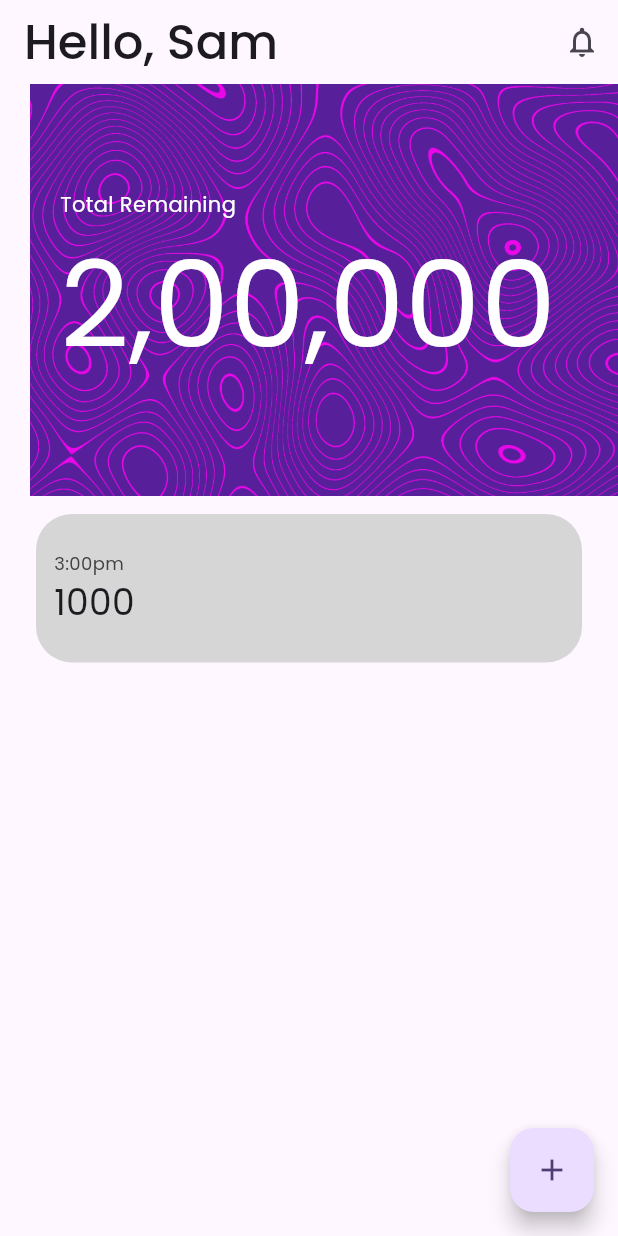
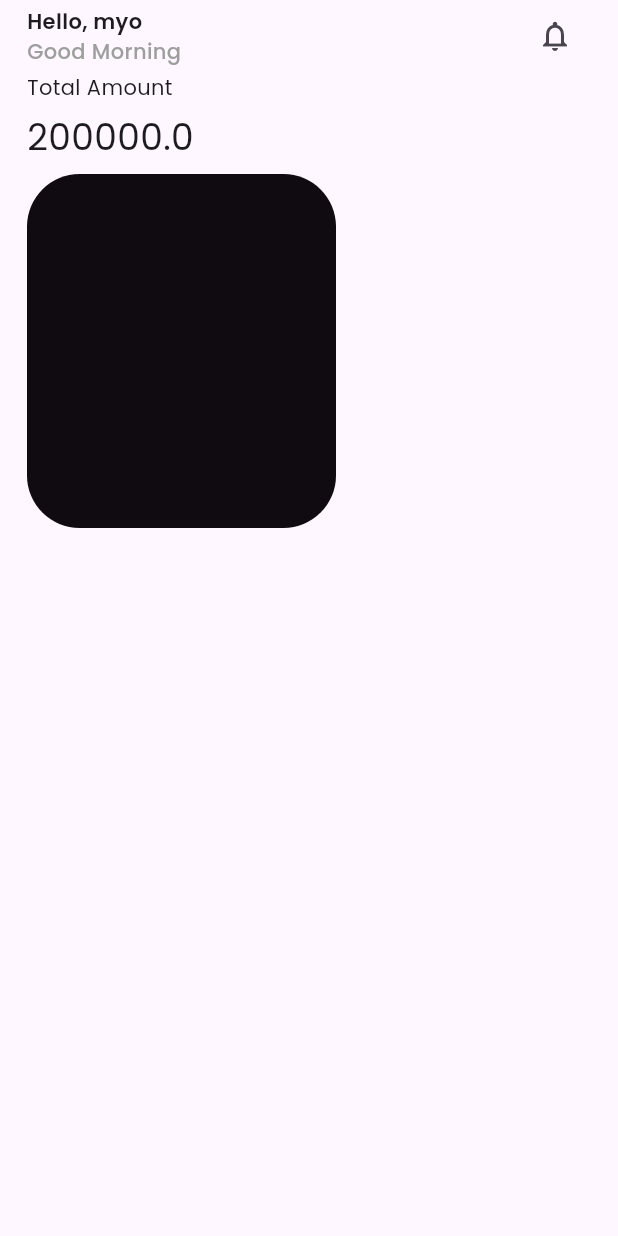
Before and after one commit to MyoThuKha/expense-tracker, a Flutter app: the screen it shows after launch, on a phone screen of 412 x 824 dp. Run offline on Flutter 3.47's test engine with Material 2 defaults, Android fonts, the phone set to English and light mode, and no system bars; drawn by our look-alikes of flutter_animate; our stand-ins replace google_fonts, hive; accounts and stored records are empty.

Commit message:
[add] basic home layout

```diff
--- a/lib/pages/home_page.dart
+++ b/lib/pages/home_page.dart
@@ -5,6 +5,8 @@ import 'package:expense_tracker/utilities/screen_size.dart';
 import 'package:expense_tracker/widgets/list_item.dart';
 import 'package:flutter/material.dart';
 import 'package:flutter_animate/flutter_animate.dart';
+
+import '../utilities/app_theme.dart';
 
 class HomePage extends StatelessWidget {
   const HomePage({super.key});
@@ -14,68 +16,73 @@ class HomePage extends StatelessWidget {
   @override
   Widget build(BuildContext context) {
     return Scaffold(
-      appBar: AppBar(
-        automaticallyImplyLeading: false,
-        title: Text(
-          "Hello, Sam",
-          style: displayText(),
+      body: SafeArea(
+        child: Padding(
+          padding: const EdgeInsets.symmetric(horizontal: 18),
+          child: Column(
+            crossAxisAlignment: CrossAxisAlignment.start,
+            children: [
+              Row(
+                mainAxisAlignment: MainAxisAlignment.spaceBetween,
+                children: [
+                  Column(
+                    crossAxisAlignment: CrossAxisAlignment.start,
+                    children: const <Text>[
+                      Text(
+                        "Hello, myo",
+                        style: TextStyle(
+                          fontWeight: FontWeight.w600,
                         ),
-        centerTitle: false,
-        actions: [
-          // IconButton(
-          //     onPressed: () {
-          //       Navigator.pushNamed(context, SettingPage.routeName);
-          //     },
-          //     icon: const Icon(Icons.settings_outlined)),
+                      ),
+                      Text(
+                        "Good Morning",
+                        style: TextStyle(
+                          color: Colors.grey,
+                          fontWeight: FontWeight.w500,
+                        ),
+                      ),
+                    ],
+                  ),
                   IconButton(
-              onPressed: () {
-                Navigator.pushNamed(context, SettingPage.routeName);
-              },
+                    onPressed: () {},
                     icon: const Icon(Icons.notifications_outlined),
                   ),
                 ],
               ),
-      body: Column(
+
+              Column(
                 crossAxisAlignment: CrossAxisAlignment.start,
-        children: <Widget>[
-          Container(
-            margin: const EdgeInsets.only(left: 20),
-            padding: const EdgeInsets.only(left: 20),
-            width: ScreenSize.width,
-            height: ScreenSize.height / 3,
-            decoration: const BoxDecoration(
-              image: DecorationImage(image: AssetImage("assets/background.png"), fit: BoxFit.cover),
+                children: <Text>[
+                  const Text(
+                    "Total Amount",
+                    style: TextStyle(
                     ),
-            child: Column(
-              mainAxisAlignment: MainAxisAlignment.center,
-              crossAxisAlignment: CrossAxisAlignment.start,
-              children: [
-                const Text(
-                  "Total Remaining",
-                  style: TextStyle(color: Colors.white),
                   ),
-                FittedBox(
-                  child: Text(
-                    Currency.format(totalAmount),
-                    style: const TextStyle(color: Colors.white, fontSize: 80),
+                  Text(
+                    totalAmount.toString(),
+                    style: const TextStyle(height: 2, fontSize: 24),
+                  ),
+                ],
+              ),
+              Expanded(
+                flex: 1,
+                child: Container(
+                  width: ScreenSize.width/2,
+                  decoration: BoxDecoration(
+                    borderRadius: BorderRadius.circular(35),
+                    color: foregroundColor,
+                  ),
+                ).animate().fadeIn(duration: const Duration(seconds: 1)),
+              ),
+
+              Expanded(
+                flex: 2,
+                child: Container(
                 ),
               ),
             ],
           ),
         ),
-          const SizedBox(height: 12),
-          const Padding(
-            padding: EdgeInsets.symmetric(horizontal: 24),
-            child: ListItem(time: "3:00pm", price: "1000"),
-          ),
-        ],
-      ),
-      floatingActionButton: FloatingActionButton(
-        onPressed: () {
-          Navigator.pushNamed(context, "/create");
-        },
-        tooltip: 'Increment',
-        child: const Icon(Icons.add),
       ),
     );
   }
--- /dev/null
+++ b/lib/utilities/app_theme.dart
@@ -0,0 +1,4 @@
+import 'dart:ui';
+
+const Color foregroundColor = Color(0xff100b10);
+const Color purpleColor = Color(0xff9381ff);
--- a/lib/utilities/screen_size.dart
+++ b/lib/utilities/screen_size.dart
@@ -3,6 +3,7 @@ import 'package:flutter/material.dart';
 class ScreenSize {
   static double width = 0;
   static double height = 0;
+  static double fontSize = 0;
 
   void init(BuildContext context) {
     width = MediaQuery.of(context).size.width;
--- a/pubspec.yaml
+++ b/pubspec.yaml
@@ -41,6 +41,7 @@ dependencies:
   hive: ^2.2.3
   hive_flutter: ^1.1.0
   flutter_animate: ^4.2.0
+  badges: ^3.1.1
 
 dev_dependencies:
   flutter_test:
```
Also changed, not shown: pubspec.lock. Lines whose indentation alone changed are shown as unchanged.
